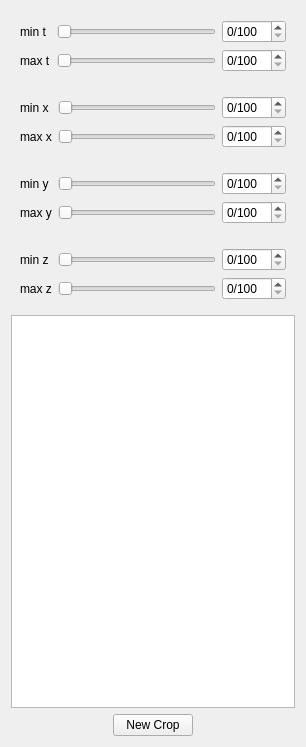
Above: ilastik/applets/cropping/cropSelectionWidget.ui from ilastik/ilastik before the change. Below: the same form after it.
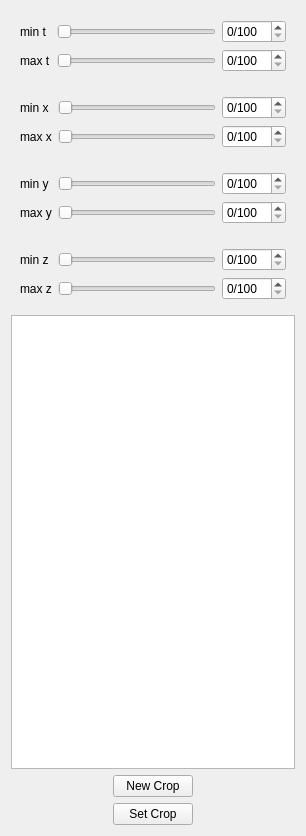
That is the form after the change. Custom widgets are drawn as their Qt base class.

Commit message: Working version of crop bookkeeping - ilastik/applets/cropping/croppingGui

What changed in the file:
```diff
--- a/ilastik/applets/cropping/cropSelectionWidget.ui
+++ b/ilastik/applets/cropping/cropSelectionWidget.ui
@@ -7,7 +7,7 @@
     <x>0</x>
     <y>0</y>
     <width>306</width>
-    <height>747</height>
+    <height>836</height>
    </rect>
   </property>
   <property name="sizePolicy">
@@ -393,6 +393,49 @@
      </item>
     </layout>
    </item>
+   <item row="6" column="0">
+    <layout class="QHBoxLayout" name="horizontalLayout_2">
+     <item>
+      <spacer name="horizontalSpacer_3">
+       <property name="orientation">
+        <enum>Qt::Horizontal</enum>
+       </property>
+       <property name="sizeHint" stdset="0">
+        <size>
+         <width>40</width>
+         <height>20</height>
+        </size>
+       </property>
+      </spacer>
+     </item>
+     <item>
+      <widget class="QPushButton" name="SetCropButton">
+       <property name="sizePolicy">
+        <sizepolicy hsizetype="Maximum" vsizetype="Fixed">
+         <horstretch>0</horstretch>
+         <verstretch>0</verstretch>
+        </sizepolicy>
+       </property>
+       <property name="text">
+        <string>Set Crop</string>
+       </property>
+      </widget>
+     </item>
+     <item>
+      <spacer name="horizontalSpacer_4">
+       <property name="orientation">
+        <enum>Qt::Horizontal</enum>
+       </property>
+       <property name="sizeHint" stdset="0">
+        <size>
+         <width>40</width>
+         <height>20</height>
+        </size>
+       </property>
+      </spacer>
+     </item>
+    </layout>
+   </item>
   </layout>
  </widget>
  <customwidgets>
```
The commit also changes 11 other files.
